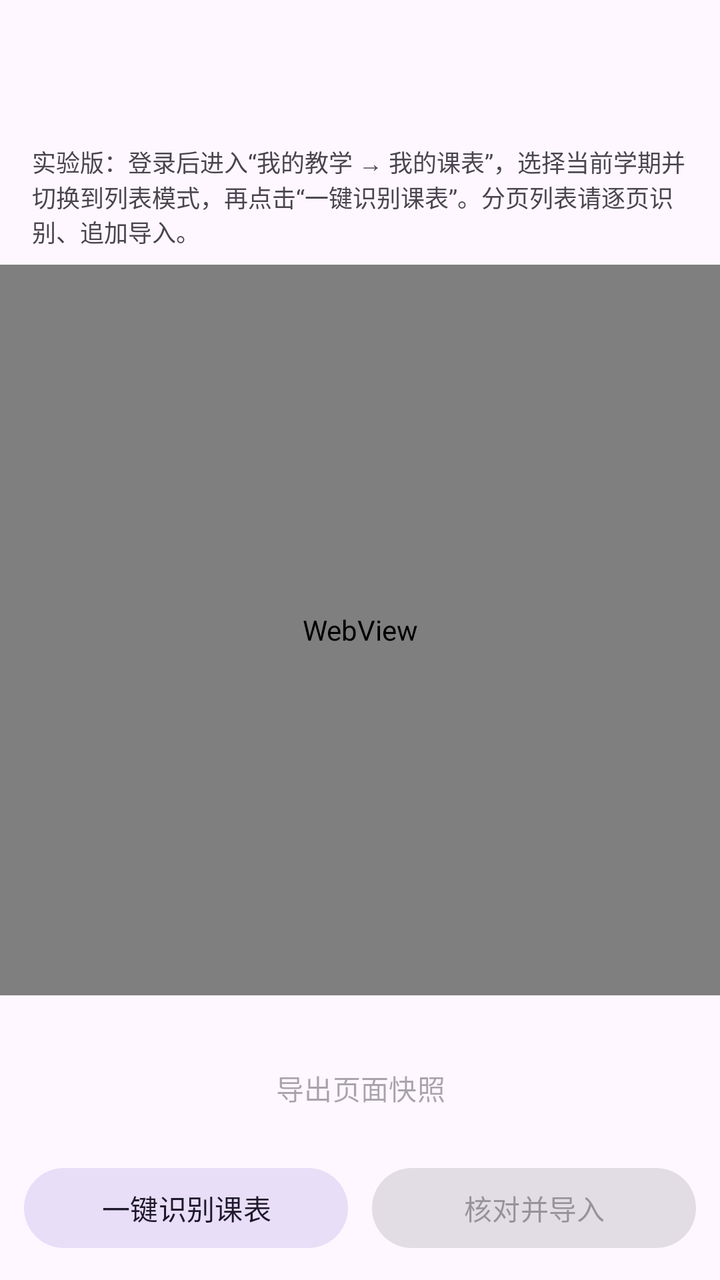
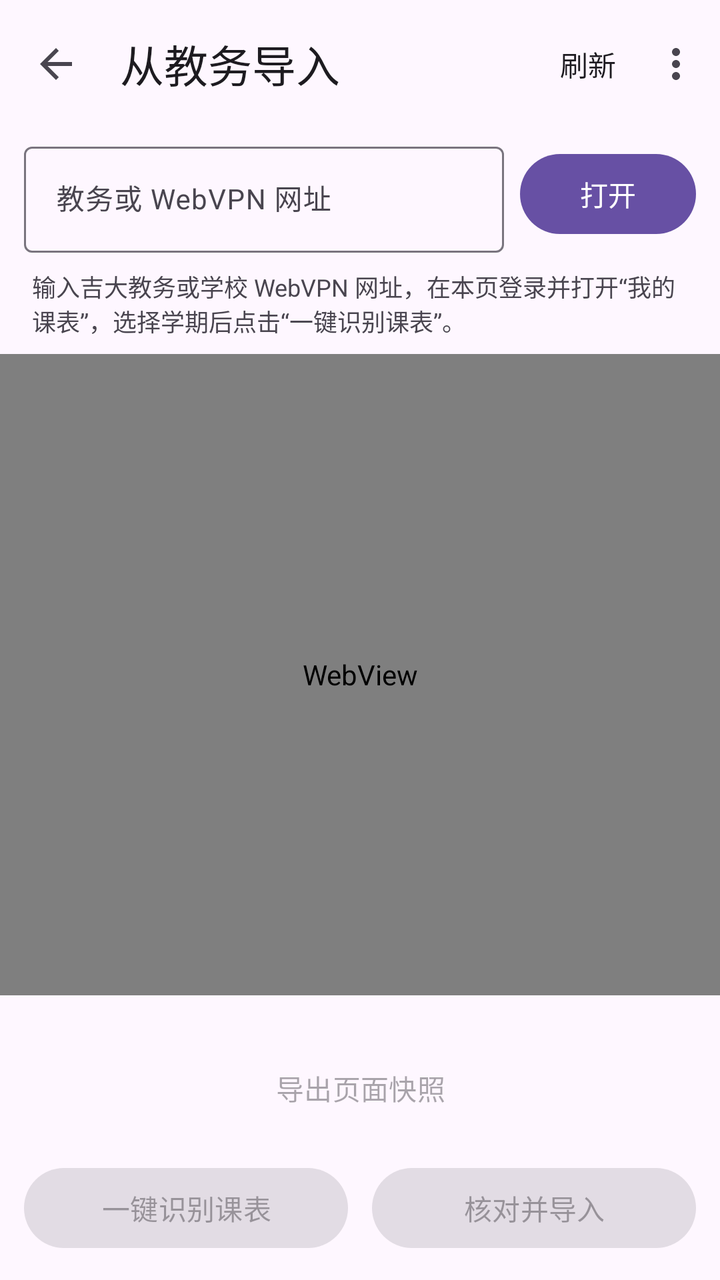

Screens rendered from an Android XML layout before and after an edit, with the pre-edit source and the edit as a unified diff.
<!-- AndroidManifest.xml: application theme Theme.ClassSchedule -->
<!-- res/layout/activity_import.xml -->
<?xml version="1.0" encoding="utf-8"?>
<LinearLayout xmlns:android="http://schemas.android.com/apk/res/android"
    xmlns:app="http://schemas.android.com/apk/res-auto"
    android:layout_width="match_parent"
    android:layout_height="match_parent"
    android:orientation="vertical">

    <com.google.android.material.appbar.AppBarLayout
        android:layout_width="match_parent"
        android:layout_height="wrap_content"
        android:fitsSystemWindows="true">

        <com.google.android.material.appbar.MaterialToolbar
            android:id="@+id/import_toolbar"
            android:layout_width="match_parent"
            android:layout_height="?attr/actionBarSize"
            android:navigationIcon="?attr/homeAsUpIndicator"
            android:title="@string/import_title" />
    </com.google.android.material.appbar.AppBarLayout>

    <TextView
        android:layout_width="match_parent"
        android:layout_height="wrap_content"
        android:paddingStart="16dp"
        android:paddingEnd="16dp"
        android:paddingTop="8dp"
        android:paddingBottom="8dp"
        android:text="@string/import_instructions"
        android:textColor="?attr/colorOnSurfaceVariant"
        android:textSize="12sp" />

    <WebView
        android:id="@+id/import_webview"
        android:layout_width="match_parent"
        android:layout_height="0dp"
        android:layout_weight="1" />

    <TextView
        android:id="@+id/import_status"
        android:layout_width="match_parent"
        android:layout_height="wrap_content"
        android:paddingStart="16dp"
        android:paddingEnd="16dp"
        android:paddingTop="6dp"
        android:maxLines="5"
        android:ellipsize="end"
        android:textColor="?attr/colorOnSurfaceVariant"
        android:textSize="12sp" />

    <com.google.android.material.button.MaterialButton
        android:id="@+id/btn_import_snapshot"
        style="@style/Widget.Material3.Button.TextButton"
        android:layout_width="match_parent"
        android:layout_height="wrap_content"
        android:layout_marginStart="12dp"
        android:layout_marginEnd="12dp"
        android:enabled="false"
        android:text="@string/import_export_snapshot" />

    <LinearLayout
        android:layout_width="match_parent"
        android:layout_height="wrap_content"
        android:orientation="horizontal"
        android:padding="12dp">

        <com.google.android.material.button.MaterialButton
            android:id="@+id/btn_import_parse"
            style="@style/Widget.Material3.Button.TonalButton"
            android:layout_width="0dp"
            android:layout_height="wrap_content"
            android:layout_weight="1"
            android:text="@string/import_recognize" />

        <com.google.android.material.button.MaterialButton
            android:id="@+id/btn_import_apply"
            android:layout_width="0dp"
            android:layout_height="wrap_content"
            android:layout_marginStart="12dp"
            android:layout_weight="1"
            android:enabled="false"
            android:text="@string/import_review" />
    </LinearLayout>
</LinearLayout>
<!-- resources referenced by this layout -->
<resources>
  <string name="import_export_snapshot">导出页面快照</string>
  <string name="import_instructions">实验版：登录后进入“我的教学 → 我的课表”，选择当前学期并切换到列表模式，再点击“一键识别课表”。分页列表请逐页识别、追加导入。</string>
  <string name="import_recognize">一键识别课表</string>
  <string name="import_review">核对并导入</string>
  <string name="import_title">从教务导入</string>
  <style name="Theme.ClassSchedule" parent="Theme.Material3.DayNight.NoActionBar" />
</resources>

<!-- the commit's change to res/layout/activity_import.xml (unified diff, before → after) -->
@@ -1,22 +1,42 @@
 <?xml version="1.0" encoding="utf-8"?>
 <LinearLayout xmlns:android="http://schemas.android.com/apk/res/android"
     xmlns:app="http://schemas.android.com/apk/res-auto"
+    android:id="@+id/import_root"
     android:layout_width="match_parent"
     android:layout_height="match_parent"
     android:orientation="vertical">
 
     <com.google.android.material.appbar.AppBarLayout
         android:layout_width="match_parent"
-        android:layout_height="wrap_content"
-        android:fitsSystemWindows="true">
+        android:layout_height="wrap_content">
 
         <com.google.android.material.appbar.MaterialToolbar
             android:id="@+id/import_toolbar"
             android:layout_width="match_parent"
             android:layout_height="?attr/actionBarSize"
-            android:navigationIcon="?attr/homeAsUpIndicator"
-            android:title="@string/import_title" />
+            app:navigationIcon="?attr/homeAsUpIndicator"
+            app:title="@string/import_title"
+            app:menu="@menu/menu_import" />
     </com.google.android.material.appbar.AppBarLayout>
+
+    <LinearLayout android:layout_width="match_parent" android:layout_height="wrap_content"
+        android:orientation="horizontal" android:gravity="center_vertical" android:paddingHorizontal="12dp" android:paddingTop="4dp">
+        <com.google.android.material.textfield.TextInputLayout android:id="@+id/import_address_layout"
+            style="@style/Widget.Material3.TextInputLayout.OutlinedBox"
+            android:layout_width="0dp" android:layout_weight="1" android:layout_height="wrap_content"
+            android:hint="@string/import_address_hint">
+            <com.google.android.material.textfield.TextInputEditText android:id="@+id/import_address"
+                android:layout_width="match_parent" android:layout_height="wrap_content"
+                android:inputType="textUri" android:imeOptions="actionGo" android:maxLines="1" android:singleLine="true"
+                android:importantForAutofill="no" android:selectAllOnFocus="true" android:textSize="14sp" />
+        </com.google.android.material.textfield.TextInputLayout>
+        <com.google.android.material.button.MaterialButton android:id="@+id/import_open"
+            android:layout_width="wrap_content" android:layout_height="wrap_content"
+            android:layout_marginStart="8dp" android:text="@string/import_open_address" />
+    </LinearLayout>
+    <ProgressBar android:id="@+id/import_page_progress" style="?android:attr/progressBarStyleHorizontal"
+        android:layout_width="match_parent" android:layout_height="3dp" android:indeterminate="true"
+        android:visibility="gone" android:contentDescription="@string/import_loading_page" />
 
     <TextView
         android:layout_width="match_parent"
@@ -25,7 +45,7 @@
         android:paddingEnd="16dp"
         android:paddingTop="8dp"
         android:paddingBottom="8dp"
-        android:text="@string/import_instructions"
+        android:text="@string/import_navigation_help"
         android:textColor="?attr/colorOnSurfaceVariant"
         android:textSize="12sp" />
 
@@ -65,6 +85,7 @@
 
         <com.google.android.material.button.MaterialButton
             android:id="@+id/btn_import_parse"
+            android:enabled="false"
             style="@style/Widget.Material3.Button.TonalButton"
             android:layout_width="0dp"
             android:layout_height="wrap_content"
<!-- resource entries referenced after the edit -->
@@ -1,7 +1,10 @@
 <!-- resources referenced by this layout -->
 <resources>
+  <string name="import_address_hint">教务或 WebVPN 网址</string>
   <string name="import_export_snapshot">导出页面快照</string>
-  <string name="import_instructions">实验版：登录后进入“我的教学 → 我的课表”，选择当前学期并切换到列表模式，再点击“一键识别课表”。分页列表请逐页识别、追加导入。</string>
+  <string name="import_loading_page">正在加载网页…</string>
+  <string name="import_navigation_help">输入吉大教务或学校 WebVPN 网址，在本页登录并打开“我的课表”，选择学期后点击“一键识别课表”。</string>
+  <string name="import_open_address">打开</string>
   <string name="import_recognize">一键识别课表</string>
   <string name="import_review">核对并导入</string>
   <string name="import_title">从教务导入</string>
